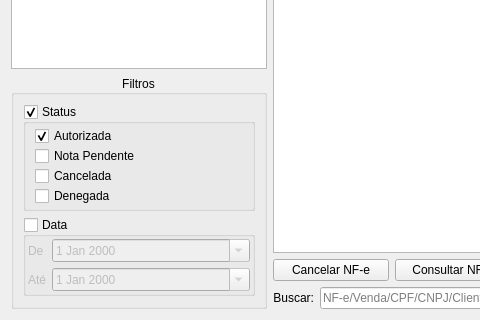
The window that ui/widgetnfesaida.ui (darktorres/ERP-STACCATO) describes before a commit, drawn with Qt 5; both pictures show x 0 to 480 and y 134 to 454 of the 903 by 454 pixel window.
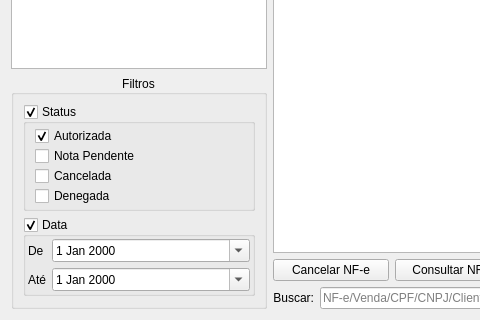
The same window after the commit. Custom widgets are drawn as their Qt base class.

```diff
--- a/ui/widgetnfesaida.ui
+++ b/ui/widgetnfesaida.ui
@@ -138,7 +138,7 @@
            <bool>true</bool>
           </property>
           <property name="checked">
-           <bool>false</bool>
+           <bool>true</bool>
           </property>
           <layout class="QGridLayout" name="gridLayout_8">
            <property name="leftMargin">
@@ -156,7 +156,7 @@
            <item row="1" column="1">
             <widget class="QDateEdit" name="dateEditAte">
              <property name="enabled">
-              <bool>false</bool>
+              <bool>true</bool>
              </property>
              <property name="calendarPopup">
               <bool>true</bool>
@@ -166,7 +166,7 @@
            <item row="0" column="1">
             <widget class="QDateEdit" name="dateEditDe">
              <property name="enabled">
-              <bool>false</bool>
+              <bool>true</bool>
              </property>
              <property name="calendarPopup">
               <bool>true</bool>
```
